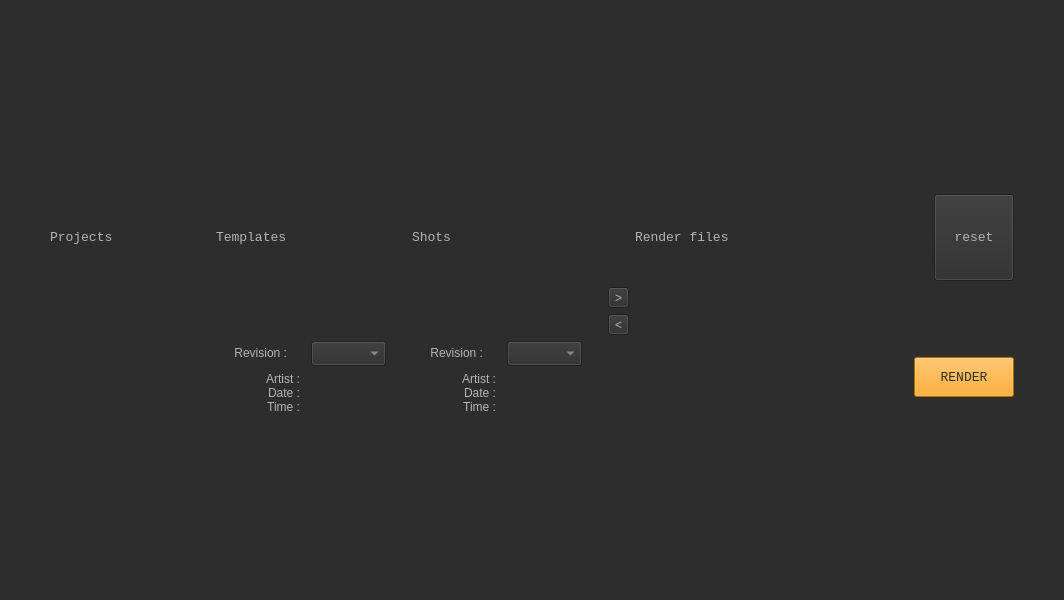
The window that python/BlackPepper/ui/mvc_main_3.ui (NetflixVFX-Ac/BlackPepper) describes before a commit, drawn with Qt 5.
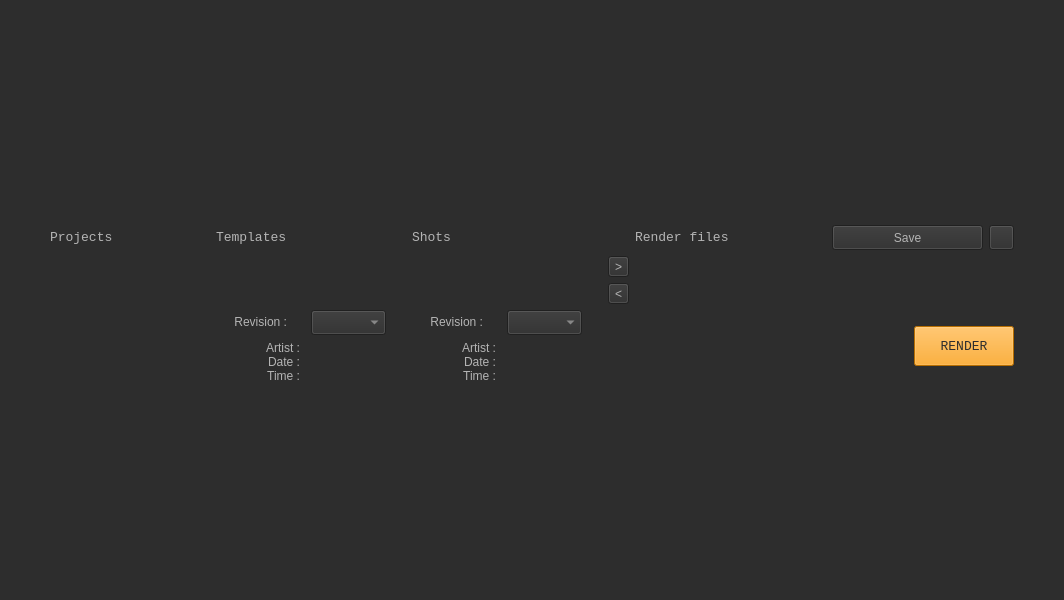
The same window after the commit. Icons and pictures are not drawn.

Commit message: make save button

```diff
--- a/python/BlackPepper/ui/mvc_main_3.ui
+++ b/python/BlackPepper/ui/mvc_main_3.ui
@@ -67,7 +67,6 @@
              <font>
               <family>Courier New</family>
               <pointsize>10</pointsize>
-              <weight>50</weight>
               <italic>false</italic>
               <bold>false</bold>
              </font>
@@ -176,7 +175,6 @@
              <font>
               <family>Courier New</family>
               <pointsize>10</pointsize>
-              <weight>50</weight>
               <italic>false</italic>
               <bold>false</bold>
              </font>
@@ -219,7 +217,6 @@
              <font>
               <family>Courier New</family>
               <pointsize>10</pointsize>
-              <weight>50</weight>
               <italic>false</italic>
               <bold>false</bold>
              </font>
@@ -264,7 +261,6 @@
                  <font>
                   <family>Courier New</family>
                   <pointsize>10</pointsize>
-                  <weight>50</weight>
                   <italic>false</italic>
                   <bold>false</bold>
                  </font>
@@ -312,7 +308,6 @@
                <font>
                 <family>Courier New</family>
                 <pointsize>10</pointsize>
-                <weight>50</weight>
                 <italic>false</italic>
                 <bold>false</bold>
                </font>
@@ -338,25 +333,59 @@
               </property>
              </spacer>
             </item>
+            <item>
+             <widget class="QPushButton" name="save_btn">
+              <property name="minimumSize">
+               <size>
+                <width>0</width>
+                <height>25</height>
+               </size>
+              </property>
+              <property name="maximumSize">
+               <size>
+                <width>16777215</width>
+                <height>25</height>
+               </size>
+              </property>
+              <property name="text">
+               <string>Save</string>
+              </property>
+             </widget>
+            </item>
             <item>
              <widget class="QPushButton" name="reset_btn">
+              <property name="sizePolicy">
+               <sizepolicy hsizetype="Fixed" vsizetype="Fixed">
+                <horstretch>0</horstretch>
+                <verstretch>0</verstretch>
+               </sizepolicy>
+              </property>
+              <property name="minimumSize">
+               <size>
+                <width>25</width>
+                <height>25</height>
+               </size>
+              </property>
               <property name="maximumSize">
                <size>
-                <width>80</width>
-                <height>120</height>
+                <width>25</width>
+                <height>25</height>
                </size>
               </property>
               <property name="font">
                <font>
                 <family>Courier New</family>
                 <pointsize>10</pointsize>
-                <weight>50</weight>
                 <italic>false</italic>
                 <bold>false</bold>
                </font>
               </property>
               <property name="text">
-               <string>reset</string>
+               <string/>
+              </property>
+              <property name="icon">
+               <iconset theme="edit-clear">
+                <normaloff>.</normaloff>.</iconset>
               </property>
              </widget>
             </item>
```
The commit also changes 4 other files.
